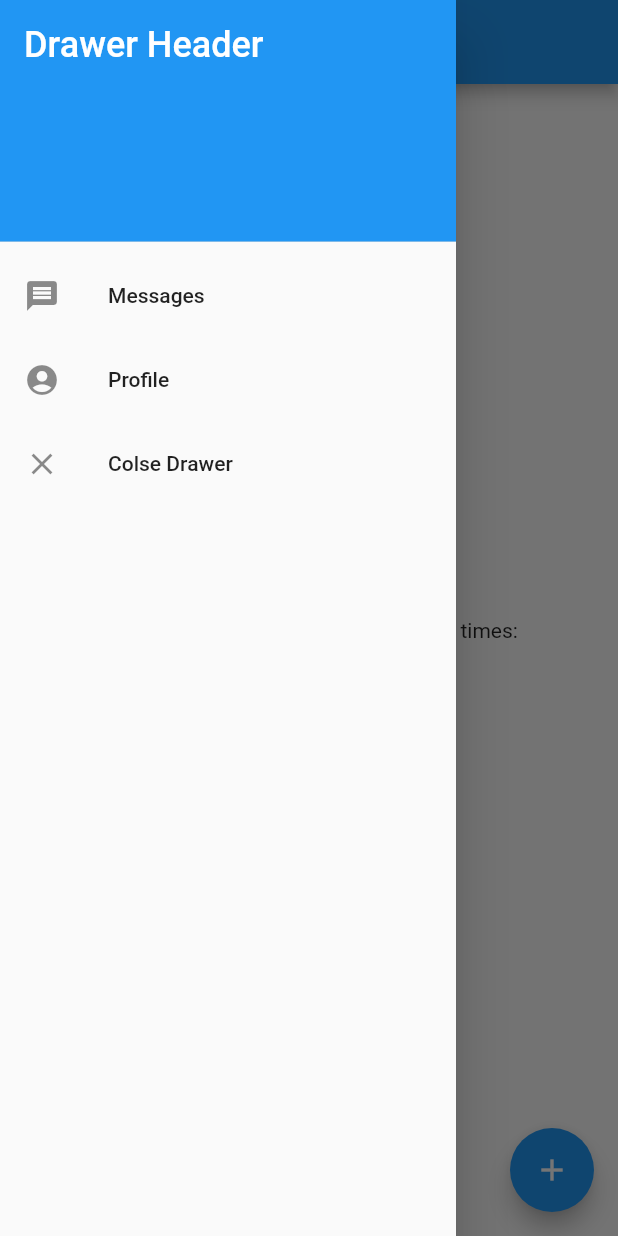
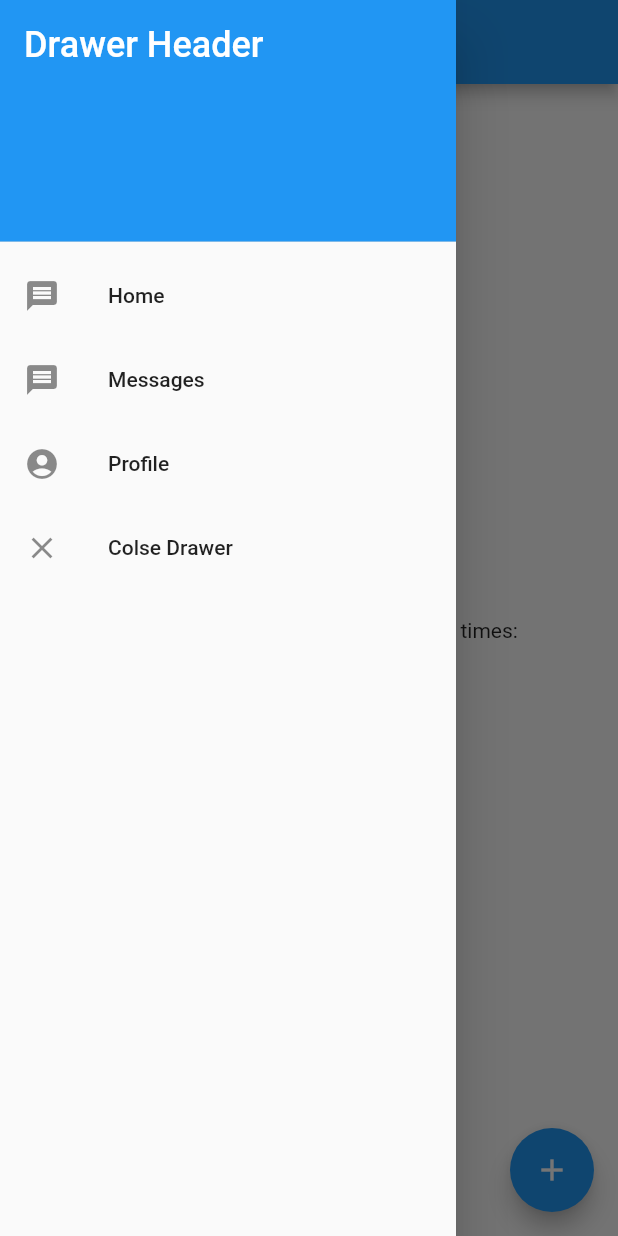
Before and after one commit to codenote-net/flutter-sandbox, a Flutter app: the screen it shows after launch, with the side drawer open, on a phone screen of 412 x 824 dp. Run offline on Flutter 3.47's test engine with Material 2 defaults, Android fonts, the phone set to English and light mode, and no system bars.

Commit message:
Move Drawer codes from main.dart to another file

```diff
--- a/lib/main.dart
+++ b/lib/main.dart
@@ -1,4 +1,5 @@
 import 'package:flutter/material.dart';
+import 'package:flutter_sandbox/widgets/components/drawer.dart';
 
 void main() => runApp(MyApp());
 
@@ -53,40 +54,7 @@ class _MyHomePageState extends State<MyHomePage> {
           ],
         ),
       ),
-      drawer: Drawer(
-        child: ListView(
-          padding: EdgeInsets.zero,
-          children: <Widget>[
-            DrawerHeader(
-              decoration: BoxDecoration(
-                color: Colors.blue,
-              ),
-              child: Text(
-                'Drawer Header',
-                style: TextStyle(
-                  color: Colors.white,
-                  fontSize: 24,
-                ),
-              ),
-            ),
-            ListTile(
-              leading: Icon(Icons.message),
-              title: Text('Messages'),
-            ),
-            ListTile(
-              leading: Icon(Icons.account_circle),
-              title: Text('Profile'),
-            ),
-            ListTile(
-              leading: Icon(Icons.close),
-              title: Text('Colse Drawer'),
-              onTap: () {
-                Navigator.pop(context);
-              },
-            ),
-          ],
-        ),
-      ),
+      drawer: AppDrawer(),
       floatingActionButton: FloatingActionButton(
         onPressed: _incrementCounter,
         tooltip: 'Increment',
--- /dev/null
+++ b/lib/widgets/components/drawer.dart
@@ -0,0 +1,45 @@
+import 'package:flutter/material.dart';
+
+class AppDrawer extends StatelessWidget {
+  @override
+  Widget build(BuildContext context) {
+    return Drawer(
+      child: ListView(
+        padding: EdgeInsets.zero,
+        children: <Widget>[
+          DrawerHeader(
+            decoration: BoxDecoration(
+              color: Colors.blue,
+            ),
+            child: Text(
+              'Drawer Header',
+              style: TextStyle(
+                color: Colors.white,
+                fontSize: 24,
+              ),
+            ),
+          ),
+          ListTile(
+            leading: Icon(Icons.message),
+            title: Text('Home'),
+          ),
+          ListTile(
+            leading: Icon(Icons.message),
+            title: Text('Messages'),
+          ),
+          ListTile(
+            leading: Icon(Icons.account_circle),
+            title: Text('Profile'),
+          ),
+          ListTile(
+            leading: Icon(Icons.close),
+            title: Text('Colse Drawer'),
+            onTap: () {
+              Navigator.pop(context);
+            },
+          ),
+        ],
+      ),
+    );
+  }
+}
```
